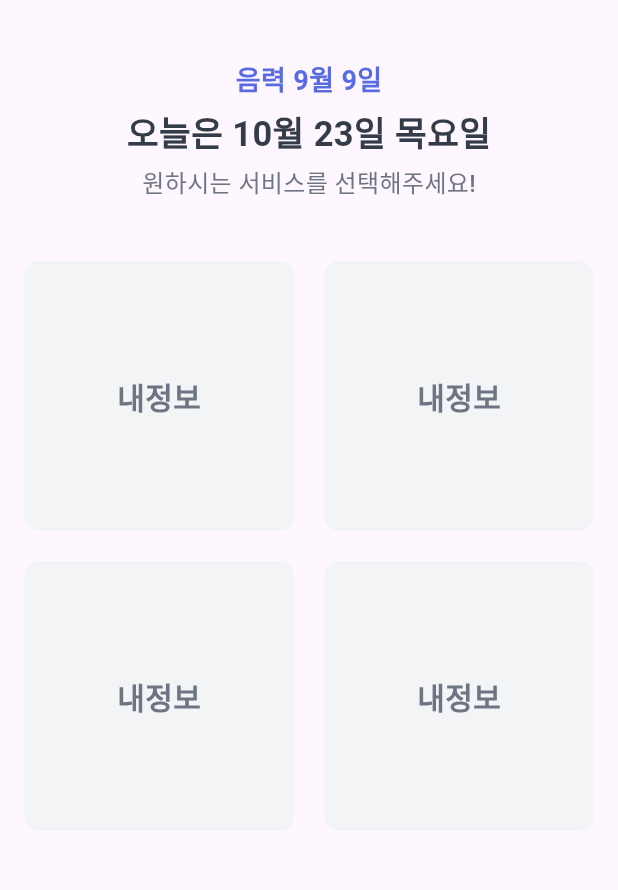
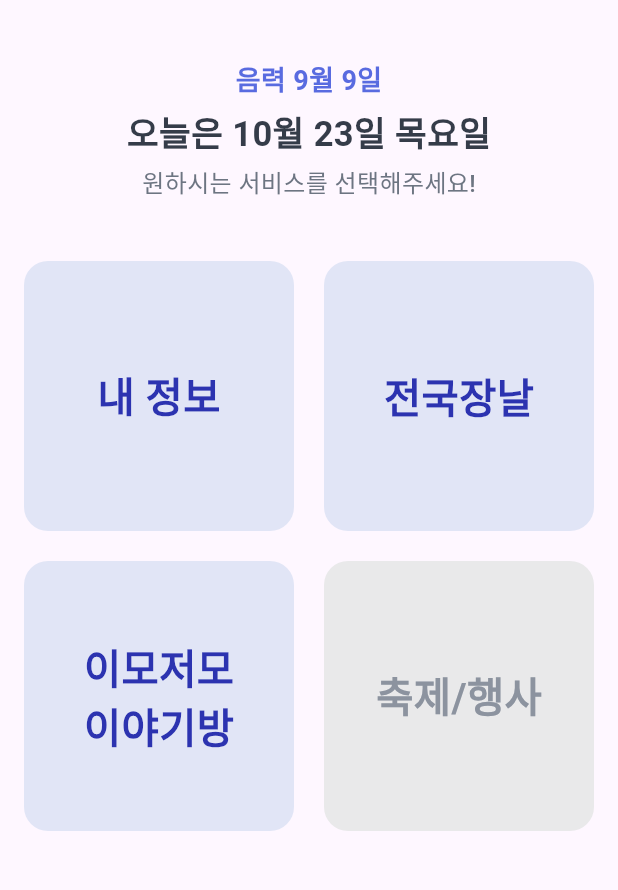
Before and after one commit to jaekyung-you/seenear_flutter, a Flutter app: the screen it shows after launch, on a phone screen of 412 x 824 dp, the part 141-1031 px from its top. Run offline on Flutter 3.47's test engine with Material 2 defaults, Android fonts, the phone set to English and light mode, and no system bars; our stand-ins replace get, styled_text; missing offline and left inert: kakao_flutter_sdk_user.

Commit message:
홈 메뉴 구현

```diff
--- a/lib/const/design_system/select_text_item_cell.dart
+++ b/lib/const/design_system/select_text_item_cell.dart
@@ -3,12 +3,20 @@ import 'package:seenear/const/design_system/seenear_color.dart';
 
 class SelectTextItemCell extends StatelessWidget {
   final String text;
+  final double borderRadius;
+  final double fontSize;
   Color? bgColor;
   Color? fgColor;
   final Function()? onTap;
 
   SelectTextItemCell(
-      {super.key, required this.text, this.bgColor, this.fgColor, this.onTap});
+      {super.key,
+      required this.text,
+      this.bgColor,
+      this.fgColor,
+      this.borderRadius = 10.0,
+      this.fontSize = 20,
+      this.onTap});
 
   @override
   Widget build(BuildContext context) {
@@ -19,14 +27,16 @@ class SelectTextItemCell extends StatelessWidget {
       child: Container(
         padding: const EdgeInsets.symmetric(horizontal: 13.5, vertical: 18.0),
         decoration: BoxDecoration(
-          borderRadius: BorderRadius.circular(10.0),
+          borderRadius: BorderRadius.circular(borderRadius),
           color: bgColor ?? SeenearColor.grey5,
         ),
         child: Center(
           child: Text(
             text,
             style: TextStyle(
-                fontWeight: FontWeight.w600, color: fgColor ?? SeenearColor.grey50, fontSize: 20),
+                fontWeight: FontWeight.w600,
+                color: fgColor ?? SeenearColor.grey50,
+                fontSize: fontSize),
           ),
         ),
       ),
--- /dev/null
+++ b/lib/const/enum/home_menu.dart
@@ -0,0 +1,19 @@
+enum HomeMenu {
+  myInfo,
+  market,
+  community,
+  festival;
+
+  String get title {
+    switch (this) {
+    case HomeMenu.myInfo:
+      return '내 정보';
+    case HomeMenu.market:
+      return '전국장날';
+    case HomeMenu.community:
+      return '이모저모\n이야기방';
+    case HomeMenu.festival:
+      return '축제/행사';
+    }
+  }
+}
--- a/lib/main.dart
+++ b/lib/main.dart
@@ -6,13 +6,11 @@ import 'package:seenear/const/design_system/base_button.dart';
 import 'package:seenear/const/design_system/seenear_color.dart';
 import 'package:seenear/const/design_system/textfield_with_helper.dart';
 import 'package:seenear/data/local/helper_text_type.dart';
+import 'package:seenear/presentation/home/controller/home_controller.dart';
 import 'package:seenear/presentation/home/widget/home_screen.dart';
-import 'package:seenear/presentation/sign_up/controller/sign_up_controller.dart';
-import 'package:seenear/presentation/sign_up/widget/sign_up_complete_screen.dart';
 import 'const/design_system/empty_view.dart';
 import 'const/design_system/rounded_widget.dart';
 import 'const/design_system/select_text_item_cell.dart';
-import 'presentation/sign_up/widget/sign_up_screen.dart';
 
 void main() {
   WidgetsFlutterBinding.ensureInitialized();
@@ -33,7 +31,7 @@ class MyApp extends StatelessWidget {
     return GetMaterialApp(
       initialBinding: BindingsBuilder(
         () {
-          Get.put(SignUpController());
+          Get.put(HomeController());
         },
       ),
       // initialRoute: SeenearPath.SIGN_UP,
--- a/lib/presentation/home/controller/home_controller.dart
+++ b/lib/presentation/home/controller/home_controller.dart
@@ -1,5 +1,7 @@
 import 'package:get/get.dart';
 
+import '../../../const/enum/home_menu.dart';
+
 class HomeController extends GetxController {
-
+  List<HomeMenu> homeMenus = HomeMenu.values;
 }
--- a/lib/presentation/home/widget/home_screen.dart
+++ b/lib/presentation/home/widget/home_screen.dart
@@ -58,7 +58,7 @@ class HomeScreen extends GetView<HomeController> {
           ),
           Expanded(
             child: GridView.builder(
-              itemCount: 4,
+              itemCount: controller.homeMenus.length,
               padding: const EdgeInsets.symmetric(horizontal: 16),
               gridDelegate: const SliverGridDelegateWithFixedCrossAxisCount(
                 crossAxisCount: 2, //1 개의 행에 보여줄 item 개수
@@ -66,8 +66,18 @@ class HomeScreen extends GetView<HomeController> {
                 crossAxisSpacing: 20, //수직 Padding
               ),
               itemBuilder: (context, index) {
-                // return Container(color: Colors.purple,);
-                return SelectTextItemCell(text: '내정보');
+                bool isNotOpened = index == controller.homeMenus.last.index;
+                Color bgColor =
+                    isNotOpened ? SeenearColor.grey10 : SeenearColor.blue10;
+                Color fgColor =
+                    isNotOpened ? SeenearColor.grey30 : SeenearColor.blue100;
+                return SelectTextItemCell(
+                  text: controller.homeMenus[index].title,
+                  borderRadius: 16,
+                  fontSize: 27,
+                  bgColor: bgColor,
+                  fgColor: fgColor,
+                );
               },
             ),
           ),
```
